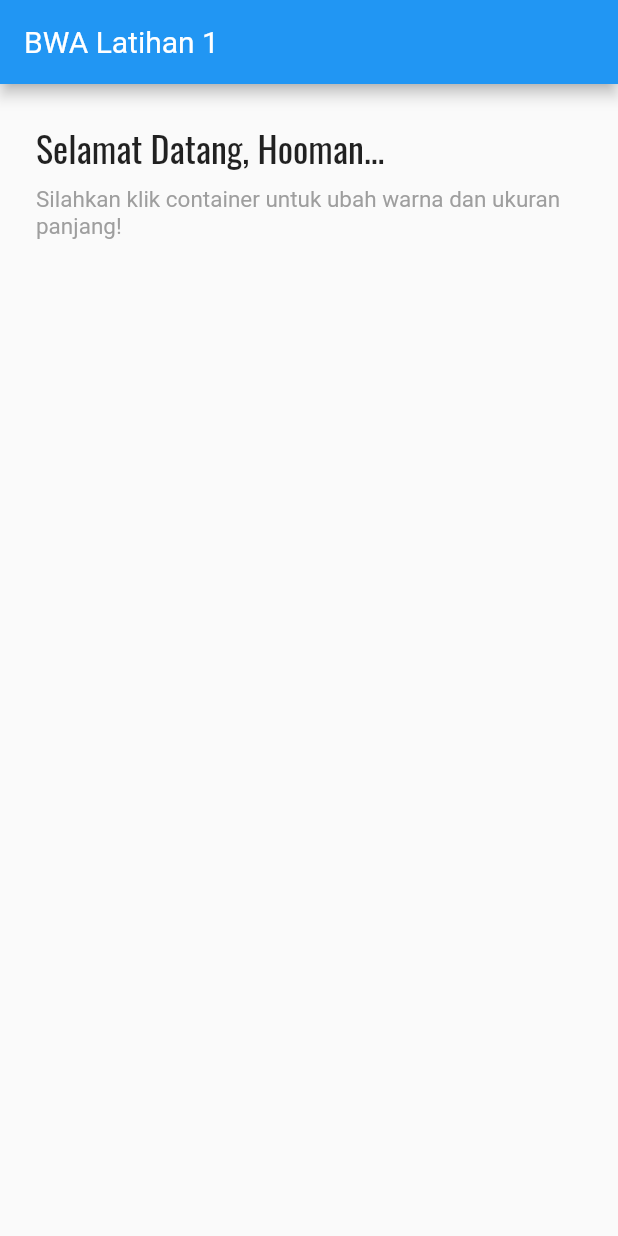
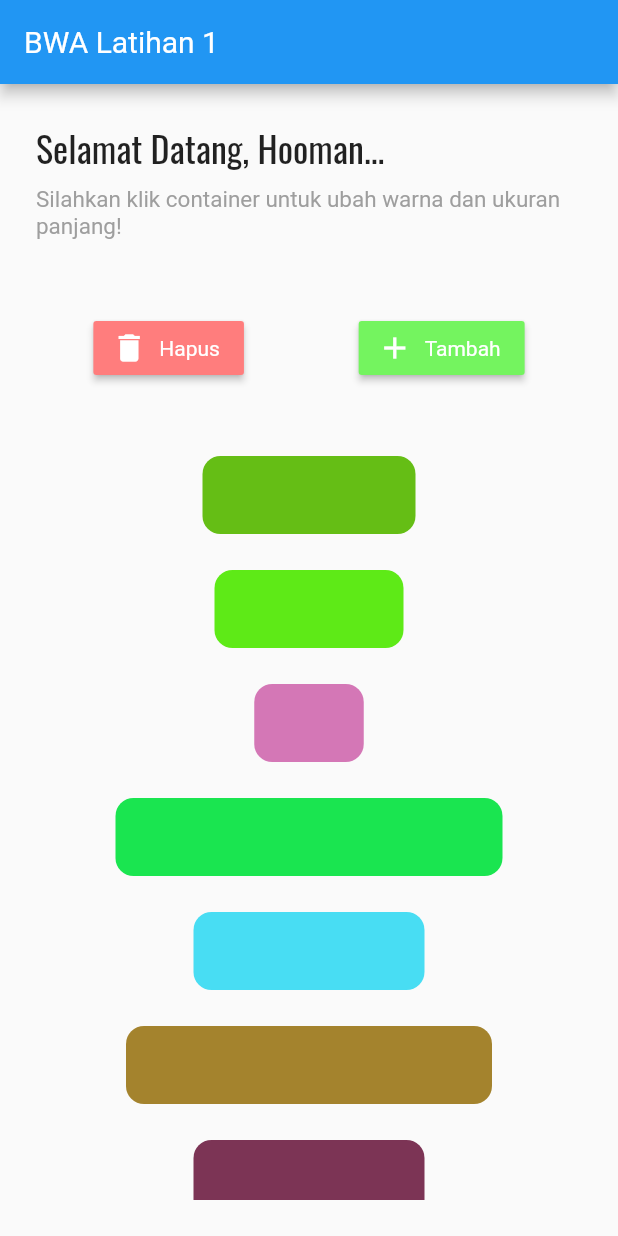
Before and after one commit to riansyahrobi8/BWAFlutterFund, a Flutter app: the screen it shows after launch, on a phone screen of 412 x 824 dp. Run offline on Flutter 3.47's test engine with Material 2 defaults, Android fonts, the phone set to English and light mode, and no system bars.

Commit message:
ubah tampilan

```diff
--- a/latihan_part1/lib/main.dart
+++ b/latihan_part1/lib/main.dart
@@ -1,3 +1,5 @@
+import 'dart:math';
+
 import 'package:flutter/material.dart';
 
 void main() => runApp(MyApp());
@@ -8,6 +10,23 @@ class MyApp extends StatefulWidget {
 }
 
 class _MyAppState extends State<MyApp> {
+  Random valueRandom = Random();
+  List<Widget> widgets = [];
+
+  _MyAppState() {
+    for (int i = 0; i < 15; i++) {
+      widgets.add(Container(
+        margin: const EdgeInsets.only(left: 24.0, top: 24.0, right: 24.0),
+        width: 50.0 + valueRandom.nextInt(251),
+        height: 52.0,
+        decoration: BoxDecoration(
+            borderRadius: BorderRadius.circular(12.0),
+            color: Color.fromARGB(255, valueRandom.nextInt(256),
+                valueRandom.nextInt(256), valueRandom.nextInt(256))),
+      ));
+    }
+  }
+
   @override
   Widget build(BuildContext context) {
     return MaterialApp(
@@ -20,8 +39,7 @@ class _MyAppState extends State<MyApp> {
           ),
           body: Padding(
             padding: const EdgeInsets.all(24.0),
-            child: Column(
-              crossAxisAlignment: CrossAxisAlignment.start,
+            child: ListView(
               children: [
                 Text(
                   "Selamat Datang, Hooman...",
@@ -37,6 +55,45 @@ class _MyAppState extends State<MyApp> {
                   "Silahkan klik container untuk ubah warna dan ukuran panjang!",
                   style: TextStyle(
                       fontSize: 15, fontFamily: "Roboto", color: Colors.grey),
+                ),
+                SizedBox(
+                  height: 48.0,
+                ),
+                Row(
+                  mainAxisAlignment: MainAxisAlignment.spaceAround,
+                  children: [
+                    RaisedButton.icon(
+                        onPressed: () {},
+                        color: Color(0xFFFF7D7D),
+                        icon: Icon(
+                          Icons.delete,
+                          color: Colors.white,
+                        ),
+                        label: Text(
+                          "Hapus",
+                          style: TextStyle(
+                              fontFamily: "Roboto", color: Colors.white),
+                        )),
+                    RaisedButton.icon(
+                        onPressed: () {},
+                        color: Color(0xFF74F45F),
+                        icon: Icon(
+                          Icons.add,
+                          color: Colors.white,
+                        ),
+                        label: Text(
+                          "Tambah",
+                          style: TextStyle(
+                              fontFamily: "Roboto", color: Colors.white),
+                        )),
+                  ],
+                ),
+                SizedBox(
+                  height: 24.0,
+                ),
+                Column(
+                  mainAxisAlignment: MainAxisAlignment.center,
+                  children: widgets,
                 )
               ],
             ),
```
Also changed, not shown: latihan_part1/Roboto-Regular.ttf (deleted).
